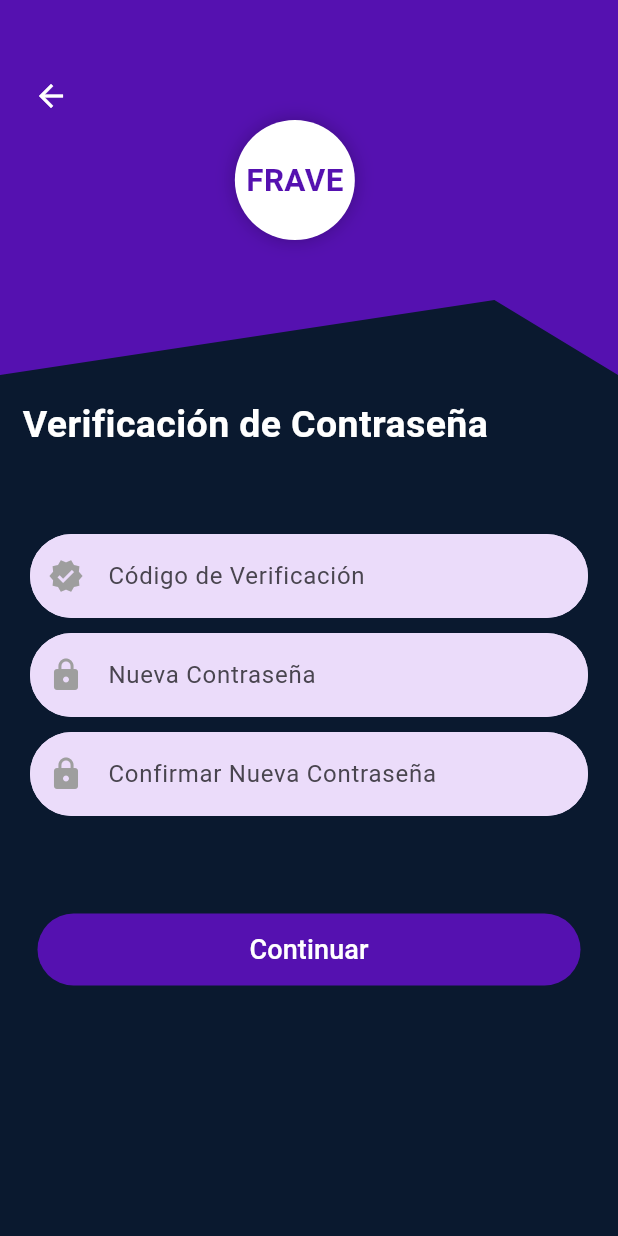
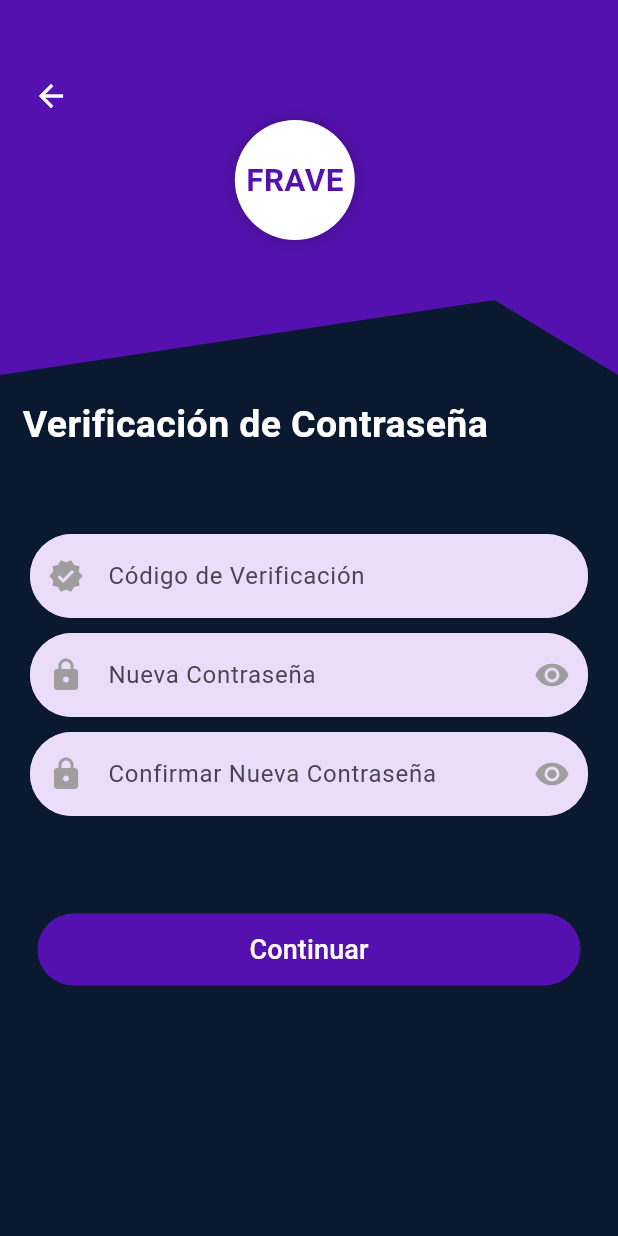
Before and after one commit to JaredVS777/Tesis_Inti_Killa, a Flutter app: the VerificacionContrasenaPage screen opened by its route, on a phone screen of 412 x 824 dp. Run offline on Flutter 3.47's test engine with Material 3 defaults, Android fonts, the phone set to English and light mode, and no system bars; our stand-ins replace shared_preferences; accounts and stored records are empty.

Commit message:
Interfaz de recuperacion de password

```diff
--- a/proyecto_4/lib/verificacion_contrasena_page.dart
+++ b/proyecto_4/lib/verificacion_contrasena_page.dart
@@ -106,7 +106,7 @@ class _BottonRecuperar extends StatelessWidget {
   }
 }
 
-class _VerificationFields extends StatelessWidget {
+class _VerificationFields extends StatefulWidget {
   final TextEditingController verificationCodeController;
   final TextEditingController newPasswordController;
   final TextEditingController confirmNewPasswordController;
@@ -118,16 +118,91 @@ class _VerificationFields extends StatelessWidget {
   });
 
   @override
+  __VerificationFieldsState createState() => __VerificationFieldsState();
+}
+
+class __VerificationFieldsState extends State<_VerificationFields> {
+  bool _obscureNewPassword = true;
+  bool _obscureConfirmNewPassword = true;
+
+  void _toggleNewPasswordView() {
+    setState(() {
+      _obscureNewPassword = !_obscureNewPassword;
+    });
+  }
+
+  void _toggleConfirmNewPasswordView() {
+    setState(() {
+      _obscureConfirmNewPassword = !_obscureConfirmNewPassword;
+    });
+  }
+
+  @override
   Widget build(BuildContext context) {
     return Padding(
       padding: const EdgeInsets.symmetric(horizontal: 20.0),
       child: Column(
         children: [
-          _TextFieldCustom(icono: Icons.verified, type: TextInputType.text, texto: 'Código de Verificación', controller: verificationCodeController),
+          _TextFieldCustom(
+            icono: Icons.verified,
+            type: TextInputType.text,
+            texto: 'Código de Verificación',
+            controller: widget.verificationCodeController,
+          ),
           SizedBox(height: 10),
-          _TextFieldCustom(icono: Icons.lock, type: TextInputType.text, pass: true, texto: 'Nueva Contraseña', controller: newPasswordController),
+          TextField(
+            controller: widget.newPasswordController,
+            keyboardType: TextInputType.text,
+            obscureText: _obscureNewPassword,
+            decoration: InputDecoration(
+              hintText: 'Nueva Contraseña',
+              filled: true,
+              fillColor: Color(0xffEBDCFA),
+              prefixIcon: Icon(Icons.lock, color: Colors.grey),
+              border: OutlineInputBorder(
+                borderSide: BorderSide(color: Color(0xffEBDCFA)),
+                borderRadius: BorderRadius.circular(50),
+              ),
+              enabledBorder: OutlineInputBorder(
+                borderSide: BorderSide(color: Color(0xffEBDCFA)),
+                borderRadius: BorderRadius.circular(50),
+              ),
+              suffixIcon: IconButton(
+                icon: Icon(
+                  _obscureNewPassword ? Icons.visibility : Icons.visibility_off,
+                  color: Colors.grey,
+                ),
+                onPressed: _toggleNewPasswordView,
+              ),
+            ),
+          ),
           SizedBox(height: 10),
-          _TextFieldCustom(icono: Icons.lock, type: TextInputType.text, pass: true, texto: 'Confirmar Nueva Contraseña', controller: confirmNewPasswordController),
+          TextField(
+            controller: widget.confirmNewPasswordController,
+            keyboardType: TextInputType.text,
+            obscureText: _obscureConfirmNewPassword,
+            decoration: InputDecoration(
+              hintText: 'Confirmar Nueva Contraseña',
+              filled: true,
+              fillColor: Color(0xffEBDCFA),
+              prefixIcon: Icon(Icons.lock, color: Colors.grey),
+              border: OutlineInputBorder(
+                borderSide: BorderSide(color: Color(0xffEBDCFA)),
+                borderRadius: BorderRadius.circular(50),
+              ),
+              enabledBorder: OutlineInputBorder(
+                borderSide: BorderSide(color: Color(0xffEBDCFA)),
+                borderRadius: BorderRadius.circular(50),
+              ),
+              suffixIcon: IconButton(
+                icon: Icon(
+                  _obscureConfirmNewPassword ? Icons.visibility : Icons.visibility_off,
+                  color: Colors.grey,
+                ),
+                onPressed: _toggleConfirmNewPasswordView,
+              ),
+            ),
+          ),
         ],
       ),
     );
```
